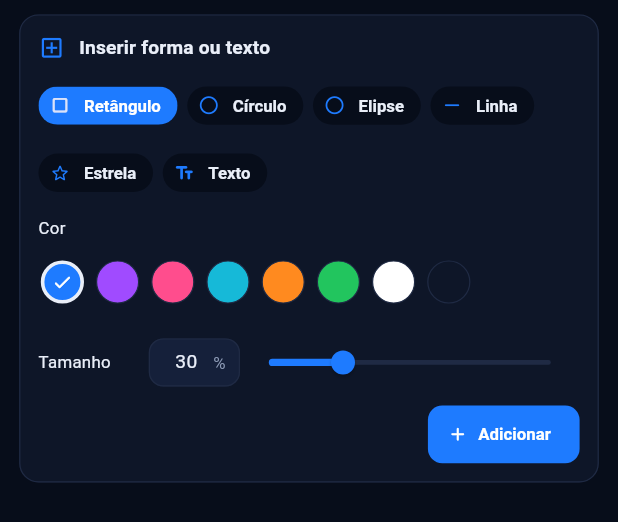
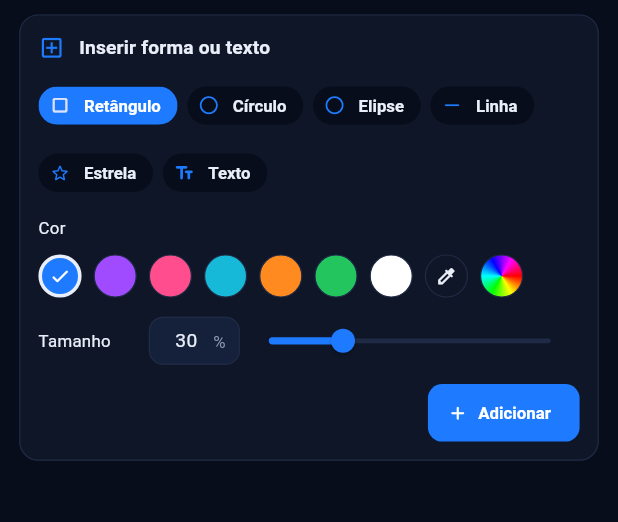
Before and after one commit to lianeheidemann/svg-motion-gallery, a Flutter app: the InsertPanel widget shown alone on an empty page, opened directly with empty values, on a phone screen of 412 x 824 dp. Shown: the top 522 px of the screen. Run offline on Flutter 3.47's test engine with Material 3 defaults, Android fonts, the phone set to English and light mode, and no system bars; our stand-ins replace file_picker, flutter_svg, share_plus, shared_preferences, web, webview_flutter; missing offline and left inert: dart:js_interop; accounts and stored records are empty; generated files the repository leaves out were written again.

Commit message:
Editor: simplifica escolha de cor ao inserir
Mostra 7 cores rápidas, um conta-gotas (cores do desenho) e um botão de
paleta livre com campo hexadecimal.

Co-Authored-By: Claude Sonnet 5.5 <noreply@anthropic.com>
Claude-Session: https://claude.ai/code/session_011vJBePozDgTmdhELRGgsrG

```diff
--- a/lib/src/features/editor/panels/insert_panel.dart
+++ b/lib/src/features/editor/panels/insert_panel.dart
@@ -19,7 +19,9 @@ class _InsertPanelState extends State<InsertPanel> {
   var _kind = SvgShapeKind.rectangle;
   Color? _color;
   var _size = 30.0;
+  var _picker = _ColorPicker.none;
   TextEditingController? _text;
+  final _hex = TextEditingController();
 
   static const _quickColors = [
     Color(0xFF1E7BFF),
@@ -29,7 +31,6 @@ class _InsertPanelState extends State<InsertPanel> {
     Color(0xFFFF8A1F),
     Color(0xFF22C55E),
     Color(0xFFFFFFFF),
-    Color(0xFF0E1628),
   ];
 
   static IconData _icon(SvgShapeKind kind) => switch (kind) {
@@ -50,13 +51,17 @@ class _InsertPanelState extends State<InsertPanel> {
   @override
   void dispose() {
     _text?.dispose();
+    _hex.dispose();
     super.dispose();
   }
+
+  void _togglePicker(_ColorPicker picker) =>
+      setState(() => _picker = _picker == picker ? _ColorPicker.none : picker);
 
   @override
   Widget build(BuildContext context) {
     final l10n = context.l10n;
-    final palette = [for (final hex in widget.editor.palette.take(8)) colorFromHex(hex)!];
+    final palette = [for (final hex in widget.editor.palette) colorFromHex(hex)!];
     final color = _color ?? Theme.of(context).colorScheme.primary;
     return ListView(
       padding: const EdgeInsets.fromLTRB(16, 12, 16, 24),
@@ -79,11 +84,80 @@ class _InsertPanelState extends State<InsertPanel> {
               ],
             ),
             Text(l10n.color),
-            ColorSwatchPicker(
-              colors: {..._quickColors, ...palette}.toList(),
+            ColorPaletteGrid(
+              key: const Key('insert-colors'),
+              colors: _quickColors,
+              size: 36,
               selected: color,
-              onSelected: (value) => setState(() => _color = value),
+              onSelected: (value) => setState(() {
+                _color = value;
+                _picker = _ColorPicker.none;
+              }),
+              trailing: [
+                _ToolDot(
+                  key: const Key('insert-eyedropper'),
+                  icon: Icons.colorize_rounded,
+                  label: l10n.eyedropper,
+                  selected: _picker == _ColorPicker.drawing,
+                  onTap: () => _togglePicker(_ColorPicker.drawing),
+                ),
+                ColorDot(
+                  key: const Key('insert-custom-color'),
+                  color: color,
+                  size: 36,
+                  selected: _picker == _ColorPicker.custom,
+                  semanticLabel: l10n.customColor,
+                  gradient: const SweepGradient(
+                    colors: [
+                      Color(0xFFFF0000),
+                      Color(0xFFFFFF00),
+                      Color(0xFF00FF00),
+                      Color(0xFF00FFFF),
+                      Color(0xFF0000FF),
+                      Color(0xFFFF00FF),
+                      Color(0xFFFF0000),
+                    ],
+                  ),
+                  onTap: () {
+                    _hex.text = colorToHex(color);
+                    _togglePicker(_ColorPicker.custom);
+                  },
+                ),
+              ],
             ),
+            if (_picker == _ColorPicker.drawing)
+              palette.isEmpty
+                  ? Text(l10n.paletteEmpty)
+                  : ColorPaletteGrid(
+                      key: const Key('insert-drawing-colors'),
+                      colors: palette,
+                      size: 32,
+                      selected: color,
+                      onSelected: (value) => setState(() => _color = value),
+                    ),
+            if (_picker == _ColorPicker.custom) ...[
+              ColorAreaPicker(
+                key: const Key('insert-color-area'),
+                color: color,
+                onChanged: (value) => setState(() {
+                  _color = value;
+                  _hex.text = colorToHex(value);
+                }),
+              ),
+              TextField(
+                key: const Key('insert-hex'),
+                controller: _hex,
+                decoration: InputDecoration(labelText: l10n.hex),
+                onChanged: (value) {
+                  final parsed = colorFromHex(value);
+                  if (parsed != null) setState(() => _color = parsed);
+                },
+                onSubmitted: (value) {
+                  final parsed = colorFromHex(value);
+                  if (parsed == null) _hex.text = colorToHex(color);
+                },
+              ),
+            ],
             SliderField(
               label: l10n.shapeSize,
               value: _size,
@@ -120,3 +194,47 @@ class _InsertPanelState extends State<InsertPanel> {
     );
   }
 }
+
+enum _ColorPicker { none, drawing, custom }
+
+/// Round button that sits among the color swatches but opens a picker.
+class _ToolDot extends StatelessWidget {
+  const _ToolDot({
+    super.key,
+    required this.icon,
+    required this.label,
+    required this.onTap,
+    this.selected = false,
+  });
+
+  final IconData icon;
+  final String label;
+  final VoidCallback onTap;
+  final bool selected;
+
+  @override
+  Widget build(BuildContext context) {
+    final scheme = Theme.of(context).colorScheme;
+    return Semantics(
+      button: true,
+      selected: selected,
+      label: label,
+      child: InkResponse(
+        onTap: onTap,
+        radius: 24,
+        child: Container(
+          width: 36,
+          height: 36,
+          decoration: BoxDecoration(
+            shape: BoxShape.circle,
+            border: Border.all(
+              color: selected ? scheme.onSurface : scheme.outline,
+              width: selected ? 3 : 1,
+            ),
+          ),
+          child: Icon(icon, size: 18, color: scheme.onSurface),
+        ),
+      ),
+    );
+  }
+}
--- a/lib/src/l10n/app_en.arb
+++ b/lib/src/l10n/app_en.arb
@@ -128,6 +128,7 @@
   "paletteTitle": "Document palette",
   "paletteHint": "Tap a color of the SVG, then pick the new color from the palette or fine-tune it with the controls.",
   "presetPalette": "Color palette",
+  "eyedropper": "Eyedropper",
   "customColor": "Custom color",
   "paletteEmpty": "No solid colors found.",
   "layerPaint": "Paint of {name}",
--- a/lib/src/l10n/app_pt.arb
+++ b/lib/src/l10n/app_pt.arb
@@ -242,6 +242,7 @@
   "paletteTitle": "Paleta do documento",
   "paletteHint": "Toque em uma cor do SVG e escolha a nova cor na paleta ou ajuste pelos controles.",
   "presetPalette": "Paleta de cores",
+  "eyedropper": "Conta-gotas",
   "customColor": "Cor personalizada",
   "paletteEmpty": "Nenhuma cor sólida encontrada.",
   "layerPaint": "Pintura de {name}",
```
